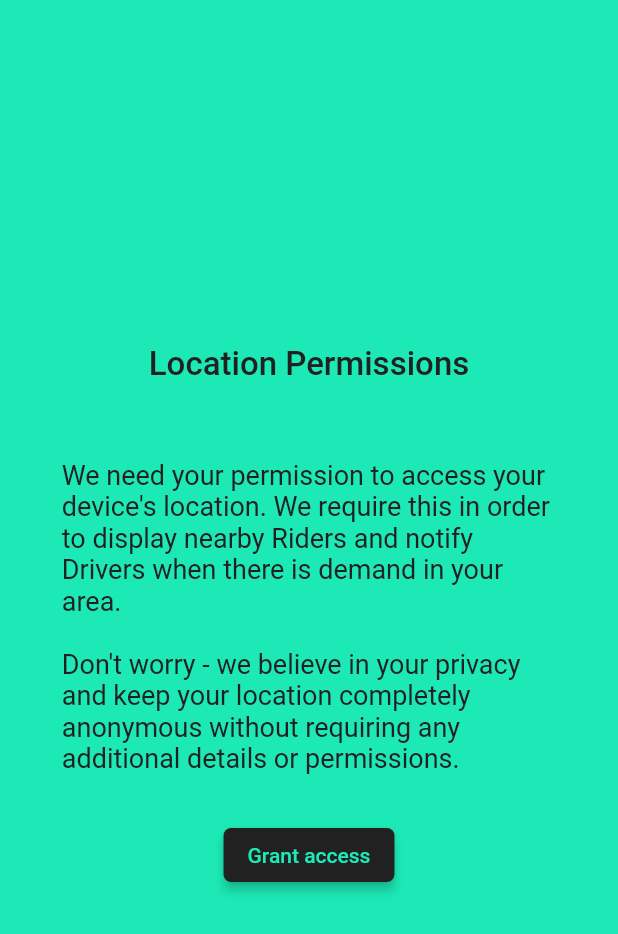
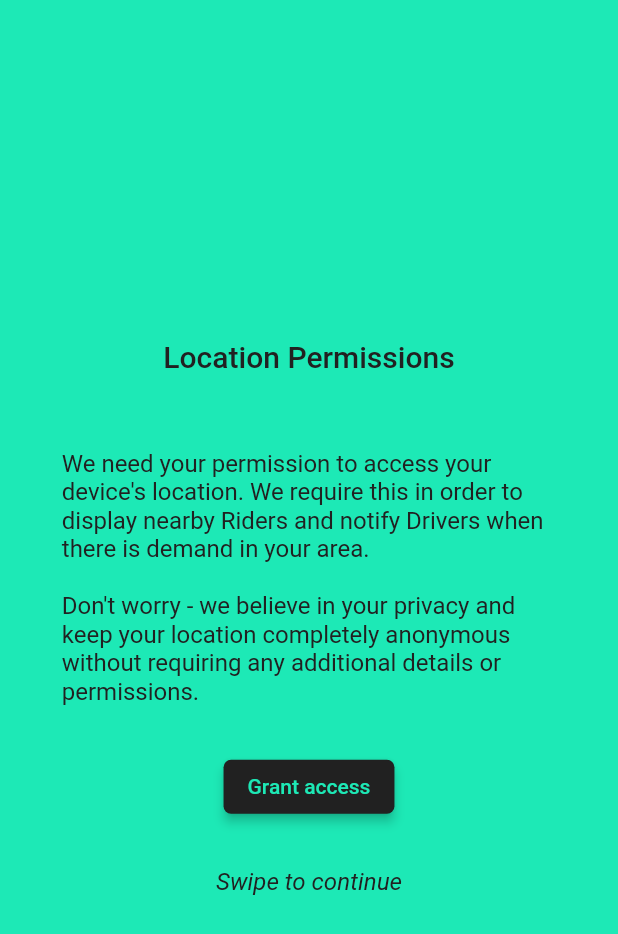
Before and after one commit to SmithSword/Fliver-Rider, a Flutter app: the screen it shows after launch, swiped to page 3, on a phone screen of 412 x 824 dp. Shown: the top 934 px of the screen. Run offline on Flutter 3.47's test engine with Material 2 defaults, Android fonts, the phone set to English and light mode, and no system bars; drawn by our look-alikes of liquid_swipe; our stand-ins replace cloud_firestore, dynamic_theme, flutter_speed_dial, geolocator, google_maps_flutter, permission_handler and 2 more; missing offline and left inert: async_loader, geoflutterfire, great_circle_distance; accounts and stored records are empty.

Commit message:
Updated intro pages

```diff
--- a/lib/pages/intro_page.dart
+++ b/lib/pages/intro_page.dart
@@ -51,7 +51,7 @@ class _MyIntroPageState extends State<MyIntroPage> {
                   style: TextStyle(
                     fontWeight: FontWeight.w500,
                     fontSize: 22.0,
-                    color: MyColors.black,
+                    color: MyColors.accentColor,
                   ),
                 ),
                 SizedBox(
@@ -62,7 +62,7 @@ class _MyIntroPageState extends State<MyIntroPage> {
                   style: TextStyle(
                     fontWeight: FontWeight.w400,
                     fontSize: 18.0,
-                    color: MyColors.black,
+                    color: MyColors.accentColor,
                   ),
                 ),
               ],
@@ -86,7 +86,7 @@ class _MyIntroPageState extends State<MyIntroPage> {
                     'It\'s as simple as a swipe!',
                     style: TextStyle(
                       fontWeight: FontWeight.w500,
-                      fontSize: 22.0,
+                      fontSize: 20.0,
                       color: MyColors.primaryColor,
                     ),
                   ),
@@ -101,7 +101,7 @@ class _MyIntroPageState extends State<MyIntroPage> {
                     'come to your location to pick you and others up!',
                     style: TextStyle(
                       fontWeight: FontWeight.w400,
-                      fontSize: 18.0,
+                      fontSize: 16.0,
                       color: MyColors.white,
                     ),
                   ),
@@ -127,8 +127,8 @@ class _MyIntroPageState extends State<MyIntroPage> {
                     'Location Permissions',
                     style: TextStyle(
                       fontWeight: FontWeight.w500,
-                      fontSize: 22.0,
-                      color: MyColors.black,
+                      fontSize: 20.0,
+                      color: MyColors.accentColor,
                     ),
                   ),
                   SizedBox(
@@ -137,14 +137,11 @@ class _MyIntroPageState extends State<MyIntroPage> {
                   Text(
                     'We need your permission to access your device\'s '
                     'location. We require this in order to display nearby '
-                    'Riders and notify Drivers when there is demand in '
-                    'your area. \n\nDon\'t worry - we believe in '
-                    'your privacy and keep your location completely '
-                    'anonymous without requiring any additional details or permissions.',
+                    'Riders and notify Drivers when there is demand in your area. \n\nDon\'t worry - we believe in your privacy and keep your location completely anonymous without requiring any additional details or permissions.',
                     style: TextStyle(
                       fontWeight: FontWeight.w400,
-                      fontSize: 18.0,
-                      color: MyColors.black,
+                      fontSize: 16.0,
+                      color: MyColors.accentColor,
                     ),
                   ),
                   SizedBox(
@@ -160,6 +157,18 @@ class _MyIntroPageState extends State<MyIntroPage> {
                     onPressed: () {
                       requestLocationPermission();
                     },
+                  ),
+                  SizedBox(
+                    height: 30.0,
+                  ),
+                  Text(
+                    'Swipe to continue',
+                    style: TextStyle(
+                      fontWeight: FontWeight.w400,
+                      fontSize: 16.0,
+                      fontStyle: FontStyle.italic,
+                      color: MyColors.accentColor,
+                    ),
                   ),
                 ],
               ),
@@ -188,26 +197,30 @@ class _MyIntroPageState extends State<MyIntroPage> {
                 Text(
                   'Select an app theme',
                   style: TextStyle(
-                    fontWeight: FontWeight.w400,
+                    fontWeight: FontWeight.w500,
                     fontSize: 18.0,
-                    color: MyColors.black,
+                    color: MyColors.accentColor,
                   ),
                 ),
                 Text(
                   '(Swipe to change)',
                   style: TextStyle(
                     fontWeight: FontWeight.w400,
-                    fontSize: 18.0,
+                    fontSize: 16.0,
                     fontStyle: FontStyle.italic,
-                    color: MyColors.black,
+                    color: MyColors.accentColor,
                   ),
                 ),
                 SizedBox(
                   height: 30.0,
                 ),
-                Text(
-                  '🌝',
-                  style: TextStyle(fontSize: 100.0),
+                Container(
+                  width: 150.0,
+                  height: 150.0,
+                  child: Image.asset(
+                    'assets/other/sun.png',
+                    fit: BoxFit.cover,
+                  ),
                 ),
                 SizedBox(
                   height: 30.0,
@@ -216,15 +229,15 @@ class _MyIntroPageState extends State<MyIntroPage> {
                   'Light Mode',
                   style: TextStyle(
                     fontWeight: FontWeight.w500,
-                    fontSize: 22.0,
-                    color: MyColors.black,
+                    fontSize: 20.0,
+                    color: MyColors.accentColor,
                   ),
                 ),
                 SizedBox(
                   height: 30.0,
                 ),
                 RaisedButton(
-                  child: Text('Let\'s go!'),
+                  child: Text('Select'),
                   color: MyColors.black,
                   textColor: MyColors.white,
                   elevation: 3.0,
@@ -248,7 +261,7 @@ class _MyIntroPageState extends State<MyIntroPage> {
         ),
       ),
       Container(
-        color: MyColors.black,
+        color: MyColors.accentColor,
         child: Row(
           mainAxisAlignment: MainAxisAlignment.center,
           crossAxisAlignment: CrossAxisAlignment.center,
@@ -268,7 +281,7 @@ class _MyIntroPageState extends State<MyIntroPage> {
                 Text(
                   'Select an app theme',
                   style: TextStyle(
-                    fontWeight: FontWeight.w400,
+                    fontWeight: FontWeight.w500,
                     fontSize: 18.0,
                     color: MyColors.primaryColor,
                   ),
@@ -277,7 +290,7 @@ class _MyIntroPageState extends State<MyIntroPage> {
                   '(Swipe to change)',
                   style: TextStyle(
                     fontWeight: FontWeight.w400,
-                    fontSize: 18.0,
+                    fontSize: 16.0,
                     fontStyle: FontStyle.italic,
                     color: MyColors.primaryColor,
                   ),
@@ -285,9 +298,13 @@ class _MyIntroPageState extends State<MyIntroPage> {
                 SizedBox(
                   height: 30.0,
                 ),
-                Text(
-                  '🌚',
-                  style: TextStyle(fontSize: 100.0),
+                Container(
+                  width: 150.0,
+                  height: 150.0,
+                  child: Image.asset(
+                    'assets/other/moon.png',
+                    fit: BoxFit.cover,
+                  ),
                 ),
                 SizedBox(
                   height: 30.0,
@@ -296,7 +313,7 @@ class _MyIntroPageState extends State<MyIntroPage> {
                   'Dark Mode',
                   style: TextStyle(
                     fontWeight: FontWeight.w500,
-                    fontSize: 22.0,
+                    fontSize: 20.0,
                     color: MyColors.primaryColor,
                   ),
                 ),
@@ -304,7 +321,7 @@ class _MyIntroPageState extends State<MyIntroPage> {
                   height: 30.0,
                 ),
                 RaisedButton(
-                  child: Text('Let\'s go!'),
+                  child: Text('Select'),
                   color: MyColors.primaryColor,
                   textColor: MyColors.accentColor,
                   elevation: 3.0,
@@ -333,7 +350,9 @@ class _MyIntroPageState extends State<MyIntroPage> {
       pages: pages,
       fullTransitionValue: 350.0,
       enableLoop: false,
-      waveType: WaveType.circularReveal, // two types available
+      enableSlideIcon: true,
+      positionSlideIcon: 0.6,
+      waveType: WaveType.circularReveal,
     );
   }
 }
```
Also changed, not shown: assets/logo/fliver-black.png, assets/logo/fliver-green.png, assets/logo/fliver-white.png, assets/other/moon.png (added), assets/other/sun.png (added).
